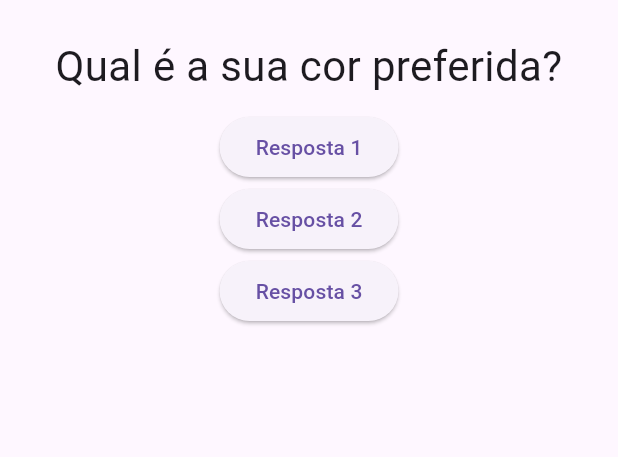
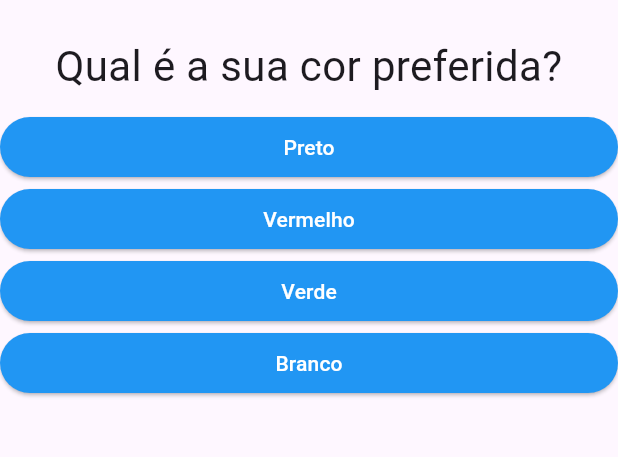
Before and after one commit to maitecr/perguntas-dart, a Flutter app: the screen it shows after launch, on a phone screen of 412 x 824 dp, the part 63-520 px from its top. Run offline on Flutter 3.47's test engine with Material 3 defaults, Android fonts, the phone set to English and light mode, and no system bars.

Commit message:
versão final

```diff
--- a/lib/main.dart
+++ b/lib/main.dart
@@ -1,63 +1,87 @@
 import 'package:flutter/material.dart';
-import './questao.dart';
+import './resultado.dart';
+import './questionario.dart';
 
 void main() => runApp(new PerguntaApp());
 
-class _PerguntaAppState extends State<PerguntaApp>{
+class _PerguntaAppState extends State<PerguntaApp> {
   var _perguntaSelecionada = 0;
+  var _pontuacaoTotal = 0;
 
-  void _responder() {
+  final List<Map<String, Object>> _perguntas = const [
+    {
+      'texto': 'Qual é a sua cor preferida?',
+      'respostas': [
+        {'texto': 'Preto', 'pontuacao': 10},
+        {'texto': 'Vermelho', 'pontuacao': 5},
+        {'texto': 'Verde', 'pontuacao': 10},
+        {'texto': 'Branco', 'pontuacao': 5},
+      ],
+    },
+    {
+      'texto': 'Qual é o seu animal preferido?',
+      'respostas': [
+        {'texto': 'Coelho', 'pontuacao': 5},
+        {'texto': 'Cobra', 'pontuacao': 10},
+        {'texto': 'Elefante','pontuacao': 5},
+        {'texto': 'Leão', 'pontuacao': 10},
+      ],
+    },
+    {
+      'texto': 'Qual seu instrutor favorito?',
+      'respostas': [
+        {'texto': 'Maria','pontuacao': 4},
+        {'texto': 'João','pontuacao': 10},
+        {'texto': 'Leo','pontuacao': 2},
+        {'texto': 'Pedro','pontuacao': 10},
+      ],
+    }
+  ];
+
+  void _responder(int pontuacao) {
+    if (temPerguntaSelecionada) {
+      setState(() {
+        _perguntaSelecionada++;
+        _pontuacaoTotal += pontuacao;
+      });
+    }
+    // print(_perguntaSelecionada);
+      // print(_pontuacaoTotal);
+  }
+
+  void _reiniciar() {
     setState(() {
-      _perguntaSelecionada++;
+      _perguntaSelecionada = 0;
+      _pontuacaoTotal = 0;
     });
+  }
 
-    print(_perguntaSelecionada);
+
+  bool get temPerguntaSelecionada {
+    return _perguntaSelecionada < _perguntas.length;
   }
 
   @override
   Widget build(BuildContext context) {
-
-    final perguntas = [
-      'Qual é a sua cor preferida?',
-      'Qual é o seu animal preferido?',
-    ];
+    // List<Widget> widgets = respostas.map((t) => Resposta(t, _responder)).toList();
 
     return MaterialApp(
-
-      home: Scaffold(
-        appBar: AppBar(
-          title: Text('Perguntas'),
-        ),
-
-        body: Column(
-          children:[
-            Questao(perguntas[_perguntaSelecionada]),
-            ElevatedButton(
-              child: Text('Resposta 1'),
-              onPressed: _responder,
-            ),
-            ElevatedButton(
-              child: Text('Resposta 2'),
-              onPressed: _responder,
-            ),
-            ElevatedButton(
-              child: Text('Resposta 3'),
-              onPressed: _responder,
-            )
-
-          ],
-        ),
-
-      )
-    );
+        home: Scaffold(
+      appBar: AppBar(
+        title: Text('Perguntas'),
+      ),
+      body: temPerguntaSelecionada
+          ? Questionario(
+              perguntas: _perguntas,
+              perguntaSelecionada: _perguntaSelecionada,
+              responder: _responder)
+          : Resultado(_pontuacaoTotal, _reiniciar),
+    ));
   }
-
 }
 
 class PerguntaApp extends StatefulWidget {
-
   _PerguntaAppState createState() {
     return _PerguntaAppState();
   }
-
 }
--- /dev/null
+++ b/lib/questionario.dart
@@ -0,0 +1,39 @@
+import 'package:flutter/material.dart';
+import './questao.dart';
+import './resposta.dart';
+
+class Questionario extends StatelessWidget {
+
+  final List<Map<String,Object>> perguntas;
+  final int perguntaSelecionada;
+  final void Function(int) responder;
+
+  Questionario({
+    required this.perguntas,
+    required this.perguntaSelecionada,
+    required this.responder,
+  });
+
+
+  bool get temPerguntaSelecionada {
+    return perguntaSelecionada < perguntas.length;
+  }
+
+  @override
+  Widget build(BuildContext context) {
+
+      List<Map<String, Object>> respostas = temPerguntaSelecionada ?
+                              perguntas[perguntaSelecionada]['respostas'] as List<Map<String,Object>>
+                              : [];
+
+    return Column(
+          children:[
+            Questao(perguntas[perguntaSelecionada]['texto'].toString()),
+            ...respostas.map((resp) {
+              return Resposta(resp['texto'].toString(), () => responder(int.parse(resp['pontuacao'].toString()))
+              );
+            })
+          ],
+        );
+  }
+}
--- /dev/null
+++ b/lib/resposta.dart
@@ -0,0 +1,23 @@
+import 'package:flutter/material.dart';
+
+class Resposta extends StatelessWidget {
+  final String texto;
+  final void Function() onSelecao;
+
+  Resposta(this.texto, this.onSelecao);
+
+  @override
+  Widget build(BuildContext context) {
+    return Container(
+      width: double.infinity,
+      child: ElevatedButton(
+              child: Text(texto, style: TextStyle(color: Colors.white)),
+
+              onPressed: onSelecao,
+
+              style: ElevatedButton.styleFrom(backgroundColor: Colors.blue),
+
+              ),
+    );
+  }
+}
```
Also changed, not shown: lib/resultado.dart (added, +37 -0 lines).
